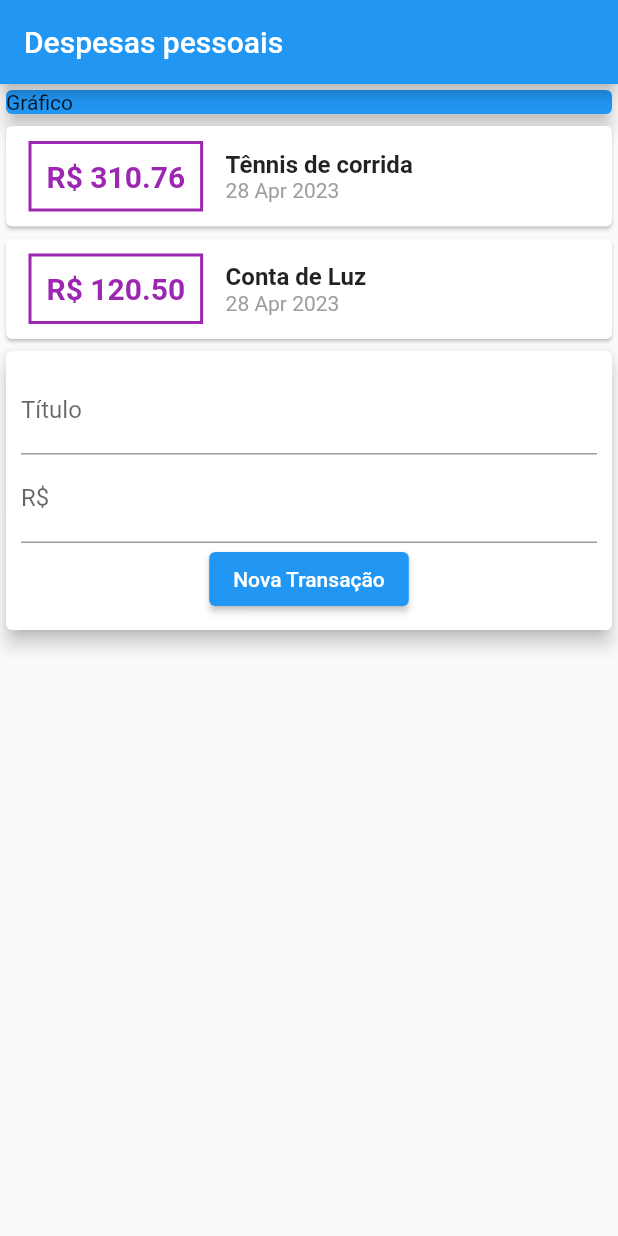
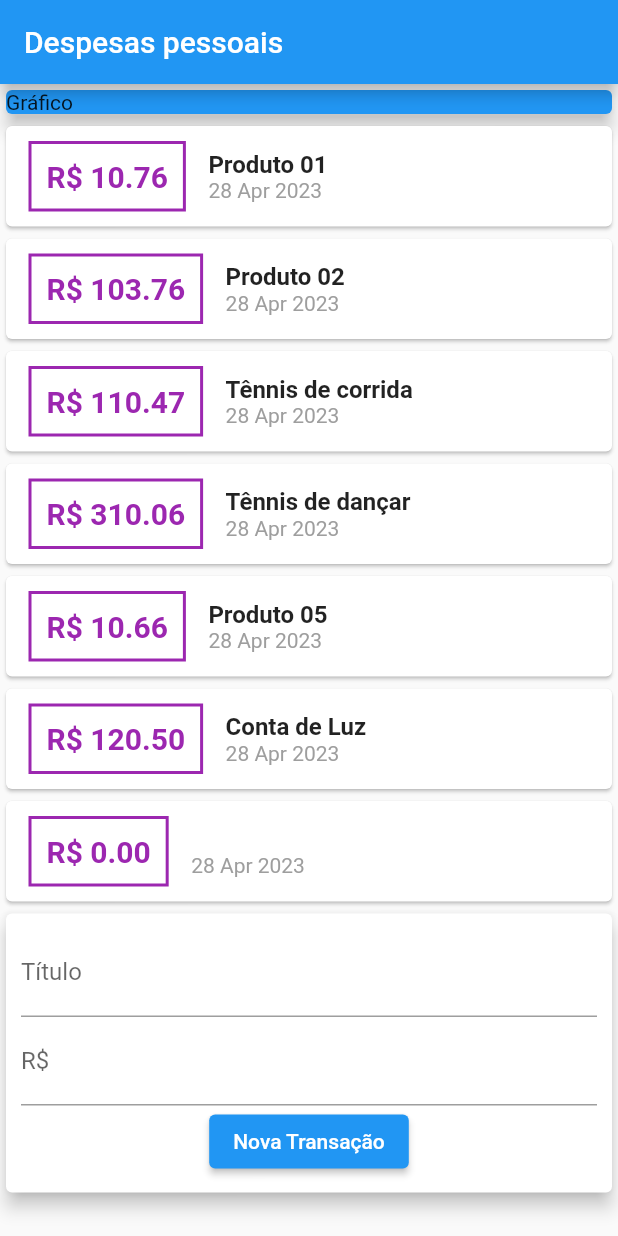
Before and after one commit to moacirviana/expenses, a Flutter app: the screen it shows after launch, after a tap on "Nova Transação", on a phone screen of 412 x 824 dp. Run offline on Flutter 3.47's test engine with Material 2 defaults, Android fonts, the phone set to English and light mode, and no system bars.

Commit message:
Add transação

```diff
--- a/lib/components/transaction_form.dart
+++ b/lib/components/transaction_form.dart
@@ -3,6 +3,10 @@ import 'package:flutter/material.dart';
 class TransactionForm extends StatelessWidget {
   final titleController = TextEditingController();
   final valueController = TextEditingController();
+
+  final void Function(String, double) onSubmit;
+
+  TransactionForm(this.onSubmit);
 
   @override
   Widget build(BuildContext context) {
@@ -22,7 +26,9 @@ class TransactionForm extends StatelessWidget {
             ElevatedButton(
               child: Text('Nova Transação'),
               onPressed: () {
-                print(titleController.text + " " + valueController.text);
+                final title = titleController.text;
+                final value = double.tryParse(valueController.text) ?? 0.0;
+                onSubmit(title, value);
               },
             )
           ],
--- a/lib/components/transaction_user.dart
+++ b/lib/components/transaction_user.dart
@@ -1,3 +1,5 @@
+import 'dart:math';
+
 import './transaction_form.dart';
 import './transaction_list.dart';
 import '../models/transaction.dart';
@@ -14,18 +16,43 @@ class TransactionUser extends StatefulWidget {
 class _TransactionUserState extends State<TransactionUser> {
   final _transaction = [
     Transaction(
-        id: 't1',
+        id: 't1', title: 'Produto 01', value: 10.76, date: DateTime.now()),
+    Transaction(
+        id: 't2', title: 'Produto 02', value: 103.76, date: DateTime.now()),
+    Transaction(
+        id: 't3',
         title: 'Tênnis de corrida',
-        value: 310.76,
+        value: 110.47,
         date: DateTime.now()),
     Transaction(
-        id: 't2', title: 'Conta de Luz', value: 120.5, date: DateTime.now())
+        id: 't4',
+        title: 'Tênnis de dançar',
+        value: 310.06,
+        date: DateTime.now()),
+    Transaction(
+        id: 't5', title: 'Produto 05', value: 10.66, date: DateTime.now()),
+    Transaction(
+        id: 't6', title: 'Conta de Luz', value: 120.5, date: DateTime.now())
   ];
+
+  _addTransaction(String title, double value) {
+    final newTransaction = Transaction(
+        id: Random().nextDouble().toString(),
+        title: title,
+        value: value,
+        date: DateTime.now());
+    setState(() {
+      _transaction.add(newTransaction);
+    });
+  }
 
   @override
   Widget build(BuildContext context) {
     return Column(
-      children: [TransactionList(_transaction), TransactionForm()],
+      children: [
+        TransactionList(_transaction),
+        TransactionForm(_addTransaction)
+      ],
     );
   }
 }
--- a/lib/main.dart
+++ b/lib/main.dart
@@ -20,7 +20,9 @@ class MyHomePage extends StatelessWidget {
   Widget build(BuildContext context) {
     return Scaffold(
       appBar: AppBar(title: const Text('Despesas pessoais')),
-      body: Column(crossAxisAlignment: CrossAxisAlignment.stretch, children: [
+      body: SingleChildScrollView(
+        child:
+            Column(crossAxisAlignment: CrossAxisAlignment.stretch, children: [
           Container(
             width: double.infinity,
             child: const Card(
@@ -31,6 +33,7 @@ class MyHomePage extends StatelessWidget {
           ),
           TransactionUser(),
         ]),
+      ),
     );
   }
 }
```
Lines whose indentation alone changed are shown as unchanged.
